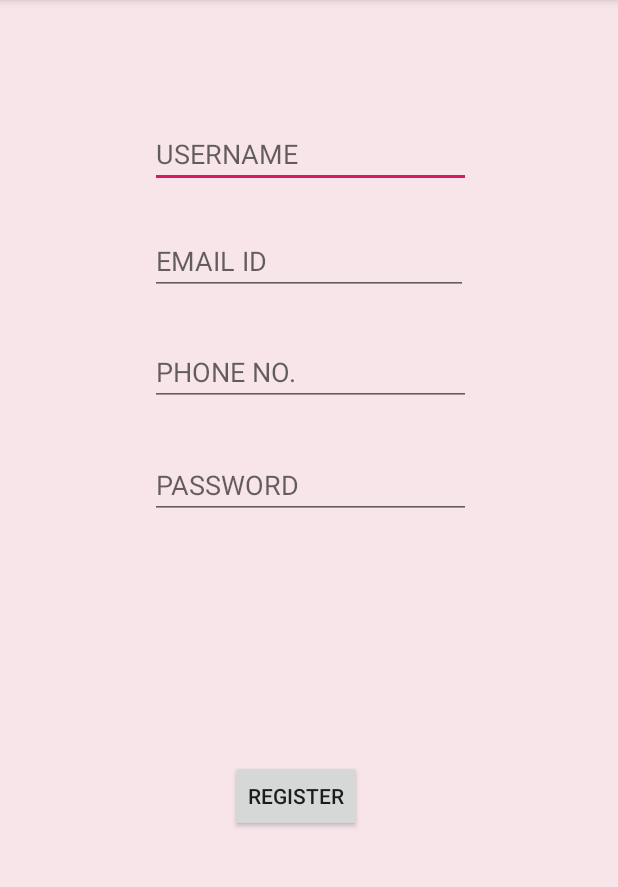
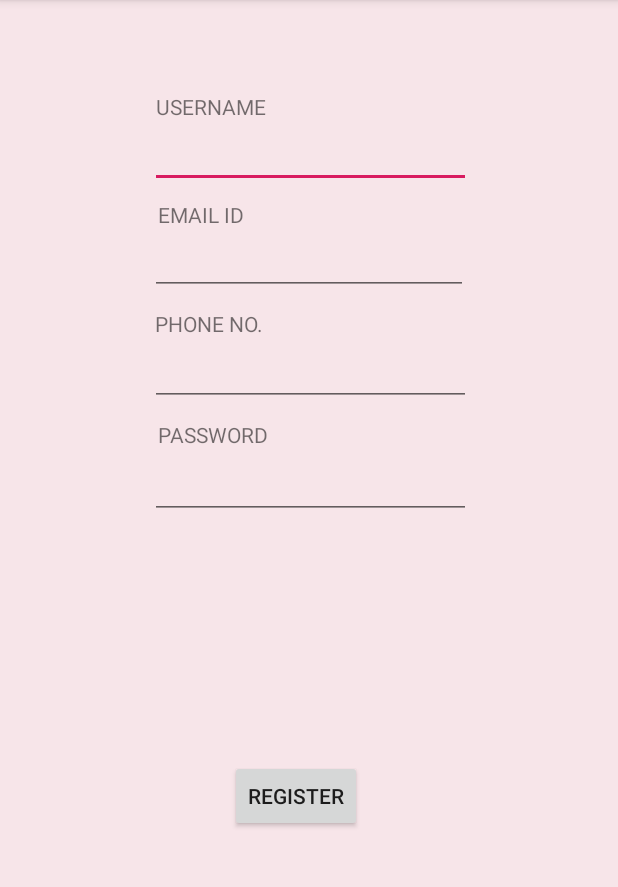
Before and after one commit to khushijashnani/RentAwayX, an Android app: the screen it shows after launch (signUpPage), after a tap on "SIGNUP", on a phone screen of 412 x 824 dp, the part 84-971 px from its top. Run offline under Robolectric (Android 15) with nearby library versions, the phone set to English and light mode, and no system bars; our stand-ins replace Firebase (no records; nobody signed in at launch, a user with empty details on screens opened directly).

```diff
--- a/app/src/main/java/com/project/rentaway/MainActivity.java
+++ b/app/src/main/java/com/project/rentaway/MainActivity.java
@@ -11,6 +11,7 @@ import android.util.Log;
 import android.view.View;
 import android.widget.Button;
 import android.widget.EditText;
+import android.widget.TextView;
 import android.widget.Toast;
 
 import com.google.android.gms.tasks.OnCompleteListener;
@@ -27,7 +28,7 @@ public class MainActivity extends AppCompatActivity {
     private FirebaseAuth firebaseAuth;
     private ProgressDialog progressDialog;
     private static final String TAG ="MainActivity";
-
+    private TextView text2,text3;
 
     @Override
     protected void onCreate(Bundle savedInstanceState) {
@@ -41,6 +42,8 @@ public class MainActivity extends AppCompatActivity {
         pass =(EditText)findViewById(R.id.password);
         signup =(Button)findViewById(R.id.signupbtn);
         login = (Button) findViewById(R.id.btnlogin);
+        text2=(TextView)findViewById(R.id.textView2);
+        text3=(TextView)findViewById(R.id.textView3);
 
         if(firebaseAuth.getCurrentUser()!=null && firebaseAuth.getCurrentUser().isEmailVerified()){
             //finish();
--- a/app/src/main/java/com/project/rentaway/signUpPage.java
+++ b/app/src/main/java/com/project/rentaway/signUpPage.java
@@ -8,6 +8,7 @@ import android.util.Log;
 import android.view.View;
 import android.widget.Button;
 import android.widget.EditText;
+import android.widget.TextView;
 import android.widget.Toast;
 
 import androidx.annotation.NonNull;
@@ -29,6 +30,7 @@ public class signUpPage extends AppCompatActivity {
     private FirebaseAuth firebaseAuth;
     private ProgressDialog progressDialog;
     private FirebaseUser user2 ;
+    private TextView text4,text5,text6,text7;
 
     private void registerUser(){
 
@@ -110,9 +112,13 @@ public class signUpPage extends AppCompatActivity {
         user1 =(EditText)findViewById(R.id.userid);
         pass1 =(EditText)findViewById(R.id.password);
         register1 =(Button)findViewById(R.id.register);
-        email1 =(EditText)findViewById(R.id.emailid);
+        email1 = (EditText)findViewById(R.id.emailid);
         phone1=(EditText)findViewById(R.id.phoneNo);
         firebaseAuth = FirebaseAuth.getInstance();
+        text4=(TextView)findViewById(R.id.textView4);
+        text5=(TextView)findViewById(R.id.textView5);
+        text6=(TextView)findViewById(R.id.textView6);
+        text7=(TextView)findViewById(R.id.textView7);
 
 
         register1.setOnClickListener(new View.OnClickListener() {
--- a/app/src/main/res/layout-v26/activity_main.xml
+++ b/app/src/main/res/layout-v26/activity_main.xml
@@ -93,7 +93,7 @@
         android:layout_height="0dp"
         android:layout_marginStart="8dp"
         android:layout_marginEnd="8dp"
-        android:text="Email Id"
+        android:text="@string/email_id"
         app:layout_constraintBottom_toTopOf="@+id/userid"
         app:layout_constraintEnd_toEndOf="parent"
         app:layout_constraintHorizontal_bias="0.269"
@@ -107,7 +107,7 @@
         android:layout_marginTop="16dp"
         android:layout_marginEnd="8dp"
         android:layout_marginBottom="1dp"
-        android:text="Password"
+        android:text="PASSWORD"
         app:layout_constraintBottom_toTopOf="@+id/password"
         app:layout_constraintEnd_toEndOf="parent"
         app:layout_constraintHorizontal_bias="0.28"
--- a/app/src/main/res/layout-v26/screen2.xml
+++ b/app/src/main/res/layout-v26/screen2.xml
@@ -20,7 +20,6 @@
         android:layout_marginEnd="98dp"
         android:autofillHints=""
         android:ems="10"
-        android:hint="@string/userid"
         android:inputType="textPersonName" />
 
     <EditText
@@ -37,7 +36,6 @@
         android:layout_marginEnd="100dp"
         android:autofillHints=""
         android:ems="10"
-        android:hint="@string/email_id"
         android:inputType="textEmailAddress" />
 
     <EditText
@@ -55,7 +53,6 @@
         android:layout_marginEnd="98dp"
         android:autofillHints=""
         android:ems="10"
-        android:hint="@string/phone_no"
         android:inputType="phone" />
 
     <EditText
@@ -73,7 +70,6 @@
         android:layout_marginEnd="98dp"
         android:autofillHints=""
         android:ems="10"
-        android:hint="@string/pass"
         android:inputType="textPassword" />
 
     <Button
@@ -87,4 +83,45 @@
         android:layout_marginStart="153dp"
         android:layout_marginBottom="213dp"
         android:text="@string/register" />
+
+
+    <TextView
+        android:id="@+id/textView4"
+        android:layout_width="wrap_content"
+        android:layout_height="wrap_content"
+        android:layout_alignParentStart="true"
+        android:layout_alignParentTop="true"
+        android:layout_marginStart="104dp"
+        android:layout_marginTop="61dp"
+        android:text="@string/userid" />
+
+    <TextView
+        android:id="@+id/textView5"
+        android:layout_width="wrap_content"
+        android:layout_height="wrap_content"
+        android:layout_alignParentStart="true"
+        android:layout_alignParentTop="true"
+        android:layout_marginStart="105dp"
+        android:layout_marginTop="133dp"
+        android:text="@string/email_id" />
+
+    <TextView
+        android:id="@+id/textView6"
+        android:layout_width="wrap_content"
+        android:layout_height="wrap_content"
+        android:layout_alignParentStart="true"
+        android:layout_alignParentTop="true"
+        android:layout_marginStart="103dp"
+        android:layout_marginTop="206dp"
+        android:text="@string/phone_no" />
+
+    <TextView
+        android:id="@+id/textView7"
+        android:layout_width="wrap_content"
+        android:layout_height="wrap_content"
+        android:layout_alignParentStart="true"
+        android:layout_alignParentTop="true"
+        android:layout_marginStart="105dp"
+        android:layout_marginTop="280dp"
+        android:text="@string/pass" />
 </RelativeLayout>
--- a/app/src/main/res/layout/screen2.xml
+++ b/app/src/main/res/layout/screen2.xml
@@ -20,7 +20,6 @@
         android:layout_marginEnd="98dp"
         android:autofillHints=""
         android:ems="10"
-        android:hint="@string/email_id"
         android:inputType="textEmailAddress" />
 
     <EditText
@@ -38,7 +37,6 @@
         android:layout_marginEnd="98dp"
         android:autofillHints=""
         android:ems="10"
-        android:hint="@string/phone_no"
         android:inputType="phone" />
 
     <EditText
@@ -55,7 +53,6 @@
         android:layout_marginEnd="98dp"
         android:autofillHints=""
         android:ems="10"
-        android:hint="@string/userid"
         android:inputType="textPersonName" />
 
     <EditText
@@ -73,7 +70,6 @@
         android:layout_marginEnd="98dp"
         android:autofillHints=""
         android:ems="10"
-        android:hint="@string/pass"
         android:inputType="textPassword" />
 
     <Button
@@ -94,4 +90,44 @@
         android:layout_marginBottom="180dp"
         android:text="Register" />
 
+    <TextView
+        android:id="@+id/textView4"
+        android:layout_width="wrap_content"
+        android:layout_height="wrap_content"
+        android:layout_alignParentStart="true"
+        android:layout_alignParentTop="true"
+        android:layout_marginStart="104dp"
+        android:layout_marginTop="61dp"
+        android:text="@string/userid" />
+
+    <TextView
+        android:id="@+id/textView5"
+        android:layout_width="wrap_content"
+        android:layout_height="wrap_content"
+        android:layout_alignParentStart="true"
+        android:layout_alignParentTop="true"
+        android:layout_marginStart="105dp"
+        android:layout_marginTop="133dp"
+        android:text="@string/email_id" />
+
+    <TextView
+        android:id="@+id/textView6"
+        android:layout_width="wrap_content"
+        android:layout_height="wrap_content"
+        android:layout_alignParentStart="true"
+        android:layout_alignParentTop="true"
+        android:layout_marginStart="103dp"
+        android:layout_marginTop="206dp"
+        android:text="@string/phone_no" />
+
+    <TextView
+        android:id="@+id/textView7"
+        android:layout_width="wrap_content"
+        android:layout_height="wrap_content"
+        android:layout_alignParentStart="true"
+        android:layout_alignParentTop="true"
+        android:layout_marginStart="105dp"
+        android:layout_marginTop="280dp"
+        android:text="@string/pass" />
+
 </RelativeLayout>
```
